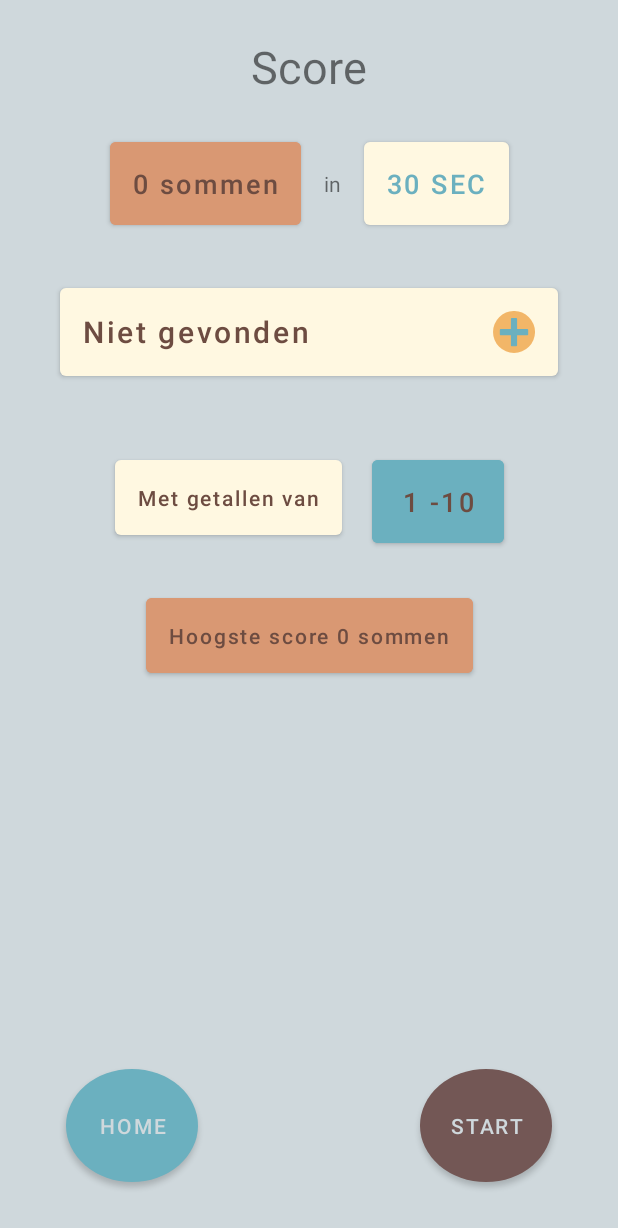
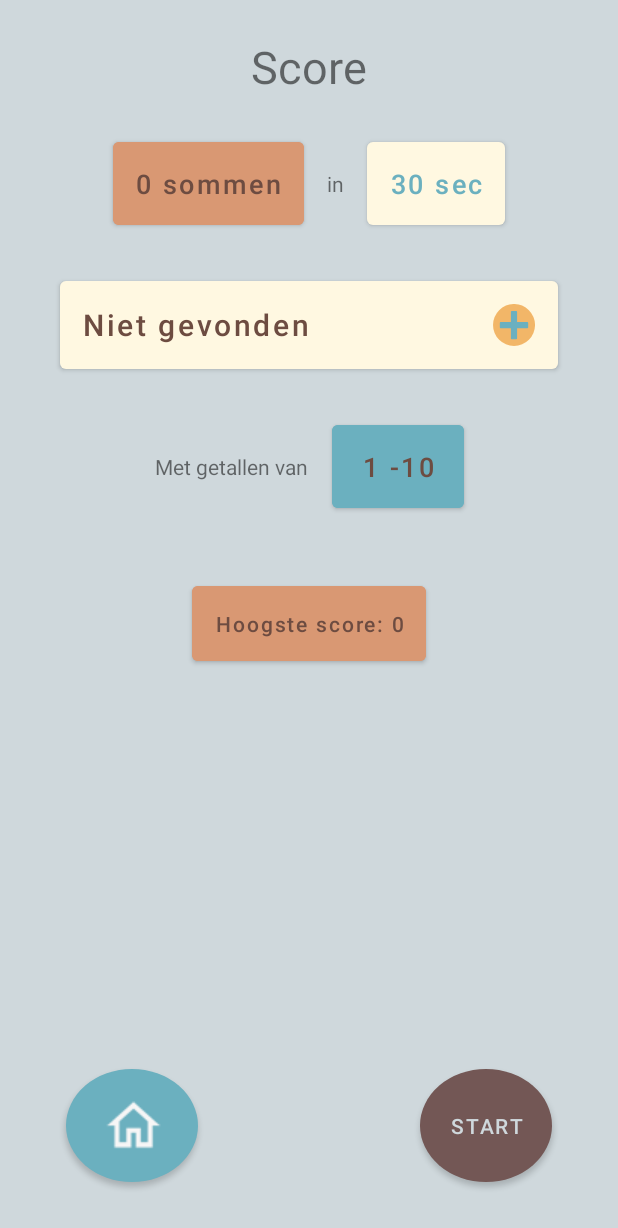
Before and after one commit to ITenF/MathTimeQuiz, an Android app: the ScoreFragment screen opened through its navigation route, on a phone screen of 412 x 824 dp. Shown: the top 1228 px of the screen. Run offline under Robolectric (Android 15) with nearby library versions, the phone set to English and light mode, and no system bars; 2 statements that could not run were skipped.

Commit message:
Added Home button to ScoreFragment to start game directly again

```diff
--- a/app/src/main/java/com/itenf/mathtimequiz/ui/main/ScoreFragment.java
+++ b/app/src/main/java/com/itenf/mathtimequiz/ui/main/ScoreFragment.java
@@ -19,6 +19,7 @@ import android.view.LayoutInflater;
 import android.view.View;
 import android.view.ViewGroup;
 import android.widget.Button;
+import android.widget.ImageView;
 import android.widget.TextView;
 
 import com.itenf.mathtimequiz.MainActivity;
@@ -41,7 +42,7 @@ public class ScoreFragment extends Fragment {
     private Button startGameBtn;
     private Button typeArithmOpImageBtn;
     private Button homeButton;
-
+    private ImageView starImage;
 
     public static ScoreFragment newInstance() {
         return new ScoreFragment();
@@ -82,16 +83,21 @@ public class ScoreFragment extends Fragment {
         homeButton = view.findViewById(R.id.homeBtn);
         highScoreBtn = view.findViewById(R.id.highScoreBtn);
         typeArithmOpImageBtn = view.findViewById(R.id.typeArithmOpImageBtn);
+        starImage = view.findViewById(R.id.starImageView);
 
         homeButton.setOnClickListener(new View.OnClickListener() {
             @Override
             public void onClick(View v) {
+                //reset All settings before a new game can start
+                resetAll();
                 Navigation.findNavController(view).navigate(R.id.action_scoreFragment_to_chooseArithmeticOperationFragment);
             }
         });
         startGameBtn.setOnClickListener(new View.OnClickListener() {
             @Override
             public void onClick(View v) {
+                //reset score
+                mViewModel.setScore(0);
                 Navigation.findNavController(view).navigate(R.id.action_scoreFragment_to_playFieldFragment);
             }
         });
@@ -140,12 +146,12 @@ public class ScoreFragment extends Fragment {
         String timeBtnText = mViewModel.getNumberOfSeconds() + " " +  getResources().getString(R.string.sec);
         timeBtn.setText(timeBtnText);
 
-        //reset All settings before a new game can start
-       resetAll();
+
 
     }
 
     public void checkAndStoreHighScore(String scoreKey) {
+        starImage.setVisibility(View.INVISIBLE);
         try {
             SharedPreferences sharedPref = getActivity().getPreferences(Context.MODE_PRIVATE);
             SharedPreferences.Editor editor = sharedPref.edit();
@@ -159,19 +165,20 @@ public class ScoreFragment extends Fragment {
             if (!sharedPref.contains(scoreKey)) {
                 editor.putInt(scoreKey, mViewModel.getScore());
                 editor.apply();
-                textHighscore =  getResources().getString(R.string.hoogsteScore) + " " + score + " " + getResources().getString(R.string.sommen);
+                textHighscore =  getResources().getString(R.string.hoogsteScore) + " " + score;
                 highScoreBtn.setText( textHighscore);
 
                 //there is already a highscore for this combination so look if the new score is higher then the saved one in shared Pref and set mew highscore
             } else if (sharedPref.getInt(scoreKey, 0) < mViewModel.getScore()) {
                 editor.putInt(scoreKey, mViewModel.getScore());
                 editor.apply();
-                textHighscore = getResources().getString(R.string.nieuweHoogsteScore) + " " + score +  " " +  getResources().getString(R.string.sommen);
+                textHighscore = getResources().getString(R.string.nieuweHoogsteScore)+ " " + score;
                 highScoreBtn.setText( textHighscore );
+                starImage.setVisibility(View.VISIBLE);
                 // Log.i("TagFloor" , "ScoreFragment regel 147 new score is: " + mViewModel.getScore());
 
             } else {//the new score is lower then the saved highscore so print the saved highscore in shared pref
-                textHighscore = getResources().getString(R.string.hoogsteScoreTotNuToe) + " " + sharedPref.getInt(scoreKey, 0) +  " " + getResources().getString(R.string.sommen);
+                textHighscore = getResources().getString(R.string.hoogsteScore) + " " + sharedPref.getInt(scoreKey, 0) ;
                 highScoreBtn.setText(textHighscore );
 
             }
--- a/app/src/main/res/layout/play_field_fragment.xml
+++ b/app/src/main/res/layout/play_field_fragment.xml
@@ -35,8 +35,6 @@
         android:layout_width="50dp"
         android:layout_height="wrap_content"
         android:layout_marginTop="40dp"
-        android:autofillHints=""
-        android:ems="10"
         android:hint="@string/_1234"
         android:textSize="24sp"
         app:layout_constraintBottom_toTopOf="@+id/answer1Btn"
@@ -49,9 +47,7 @@
         android:id="@+id/editTextNumber2"
         android:layout_width="50dp"
         android:layout_height="wrap_content"
-        android:autofillHints=""
-        android:ems="10"
-        android:hint="@string/_1234"
+        android:text="@string/_1234"
         android:textSize="24sp"
         app:layout_constraintEnd_toStartOf="@+id/isTxtBox"
         app:layout_constraintHorizontal_bias="0.5"
--- a/app/src/main/res/layout/score_fragment.xml
+++ b/app/src/main/res/layout/score_fragment.xml
@@ -53,6 +53,7 @@
         android:layout_height="wrap_content"
         android:layout_marginStart="15dp"
         android:text="@string/_0"
+        android:textAllCaps="false"
         android:textColor="@color/blueGreen"
         android:textSize="18sp"
         app:layout_constraintBottom_toBottomOf="@+id/inTxtView"
@@ -66,7 +67,7 @@
         style="@style/buttonChooseArithExpr"
         android:layout_width="0dp"
         android:layout_marginStart="40dp"
-        android:layout_marginTop="30dp"
+        android:layout_marginTop="25dp"
         android:layout_marginEnd="40dp"
         android:drawableEnd="@drawable/ic_addsignroundbckgrnd28dpx28dp"
         android:gravity="start|center_vertical"
@@ -80,26 +81,37 @@
         android:id="@+id/getallenVanBtn"
         android:layout_width="wrap_content"
         android:layout_height="wrap_content"
-        android:layout_marginTop="44dp"
+        android:layout_marginTop="25dp"
         android:backgroundTint="@color/blueGreen"
         android:text="@string/number_range"
         android:textSize="18sp"
         app:layout_constraintEnd_toEndOf="parent"
         app:layout_constraintHorizontal_bias="0.5"
-        app:layout_constraintStart_toEndOf="@+id/txtGetallenVanButton"
+        app:layout_constraintStart_toEndOf="@+id/getalVanTxtView"
         app:layout_constraintTop_toBottomOf="@+id/typeArithmOpImageBtn" />
 
     <Button
         android:id="@+id/highScoreBtn"
         android:layout_width="wrap_content"
         android:layout_height="wrap_content"
-        android:layout_marginTop="30dp"
+        android:layout_marginTop="40dp"
         android:backgroundTint="@color/brownOrange"
         android:text="@string/_0"
         android:textAllCaps="false"
         app:layout_constraintEnd_toEndOf="parent"
         app:layout_constraintStart_toStartOf="parent"
-        app:layout_constraintTop_toBottomOf="@+id/txtGetallenVanButton" />
+        app:layout_constraintTop_toBottomOf="@+id/getallenVanBtn" />
+
+    <ImageView
+        android:id="@+id/starImageView"
+        android:layout_width="wrap_content"
+        android:layout_height="wrap_content"
+        android:layout_marginEnd="16dp"
+        android:contentDescription="@string/starimage"
+        android:src="@android:drawable/btn_star_big_on"
+        app:layout_constraintBottom_toBottomOf="@+id/highScoreBtn"
+        app:layout_constraintEnd_toStartOf="@+id/highScoreBtn"
+        app:layout_constraintTop_toTopOf="@+id/highScoreBtn" />
 
     <Button
         android:id="@+id/startNewGameBtn"
@@ -115,20 +127,6 @@
         app:layout_constraintEnd_toEndOf="parent" />
 
     <Button
-        android:id="@+id/txtGetallenVanButton"
-        android:layout_width="wrap_content"
-        android:layout_height="wrap_content"
-        android:layout_marginTop="44dp"
-        android:layout_marginEnd="20dp"
-        android:text="@string/met_getallen_van"
-        android:textAllCaps="?android:attr/windowOverscan"
-        app:layout_constraintEnd_toStartOf="@+id/getallenVanBtn"
-        app:layout_constraintHorizontal_bias="0.5"
-        app:layout_constraintHorizontal_chainStyle="packed"
-        app:layout_constraintStart_toStartOf="parent"
-        app:layout_constraintTop_toBottomOf="@+id/typeArithmOpImageBtn" />
-
-    <Button
         android:id="@+id/homeBtn"
         style="@style/buttonHomeNewGame"
         android:layout_width="wrap_content"
@@ -137,9 +135,25 @@
         android:layout_marginBottom="36dp"
         android:background="@drawable/circle"
         android:backgroundTint="@color/blueGreen"
-        android:text="@string/home"
+        android:drawableEnd="@drawable/home_sign38x38px"
+        android:paddingStart="0dp"
+        android:paddingEnd="24dp"
         android:textColor="@color/backgroundColor"
+        app:iconTint="@color/backgroundColor"
         app:layout_constraintBottom_toBottomOf="parent"
         app:layout_constraintStart_toStartOf="parent" />
 
+    <TextView
+        android:id="@+id/getalVanTxtView"
+        android:layout_width="wrap_content"
+        android:layout_height="wrap_content"
+        android:layout_marginEnd="16dp"
+        android:text="@string/met_getallen_van"
+        app:layout_constraintBottom_toBottomOf="@+id/getallenVanBtn"
+        app:layout_constraintEnd_toStartOf="@+id/getallenVanBtn"
+        app:layout_constraintHorizontal_bias="0.5"
+        app:layout_constraintHorizontal_chainStyle="packed"
+        app:layout_constraintStart_toStartOf="parent"
+        app:layout_constraintTop_toTopOf="@+id/getallenVanBtn" />
+
 </androidx.constraintlayout.widget.ConstraintLayout>
--- a/app/src/main/res/values/strings.xml
+++ b/app/src/main/res/values/strings.xml
@@ -67,9 +67,11 @@
     <string name="nietGevonden">Niet gevonden</string>
     <string name="streepjeEn1">1 -</string>
     <string name="sec">sec</string>
-    <string name="hoogsteScore">Hoogste score</string>
-    <string name="nieuweHoogsteScore">NIEUWE hoogste score</string>
+    <string name="hoogsteScore">Hoogste score:</string>
+    <string name="nieuweHoogsteScore">NIEUWE hoogste score:</string>
     <string name="hoogsteScoreTotNuToe">Hoogste score tot nu toe:</string>
     <string name="mathspeed">MathSpeed</string>
     <string name="home">home</string>
+    <string name="starimage">starImage</string>
+    <string name="stop">STOP</string>
 </resources>
--- a/build.gradle
+++ b/build.gradle
@@ -2,10 +2,10 @@
 buildscript {
     repositories {
         google()
-        jcenter()
+        mavenCentral()
     }
     dependencies {
-        classpath "com.android.tools.build:gradle:4.0.2"
+        classpath 'com.android.tools.build:gradle:4.2.1'
         def nav_version = "2.3.3"
         classpath "androidx.navigation:navigation-safe-args-gradle-plugin:$nav_version"
 
@@ -18,7 +18,7 @@ buildscript {
 allprojects {
     repositories {
         google()
-        jcenter()
+        mavenCentral()
     }
 }
 
```
Also changed, not shown: app/src/main/java/com/itenf/mathtimequiz/ui/main/PlayFieldFragment.java (+30 -26 lines), app/src/main/res/layout/fragment_test.xml (+28 -100 lines), app/src/main/res/drawable/home_sign38x38px.png (added), app/src/main/res/drawable/homeicon.png (added), gradle/wrapper/gradle-wrapper.properties.
